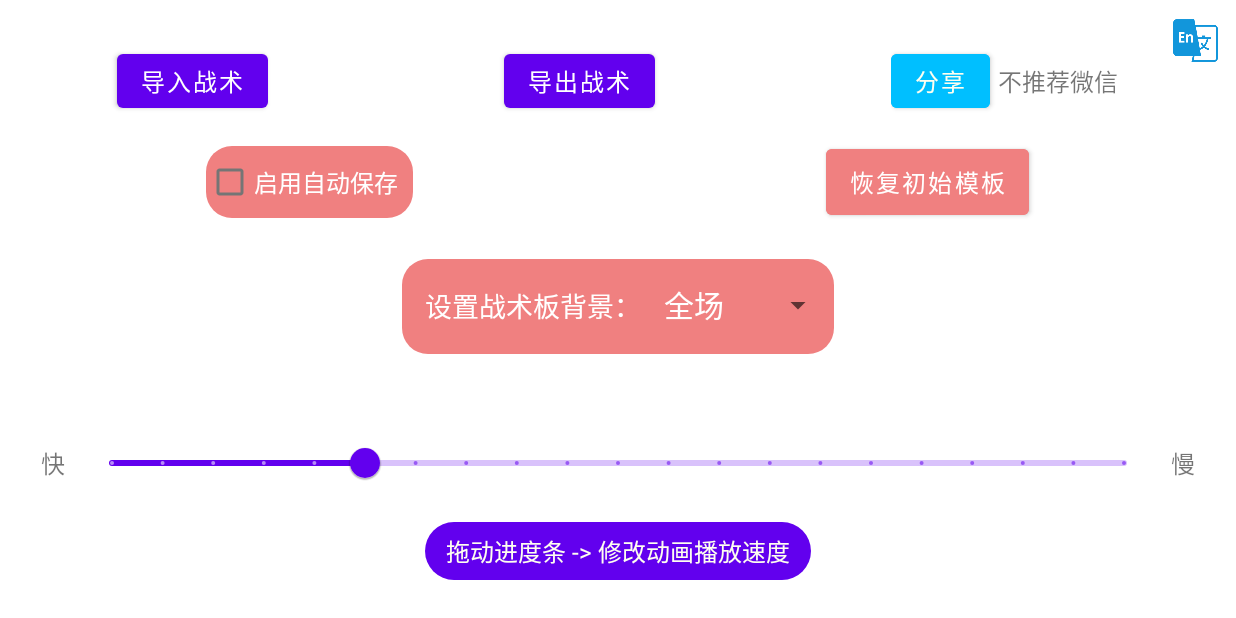
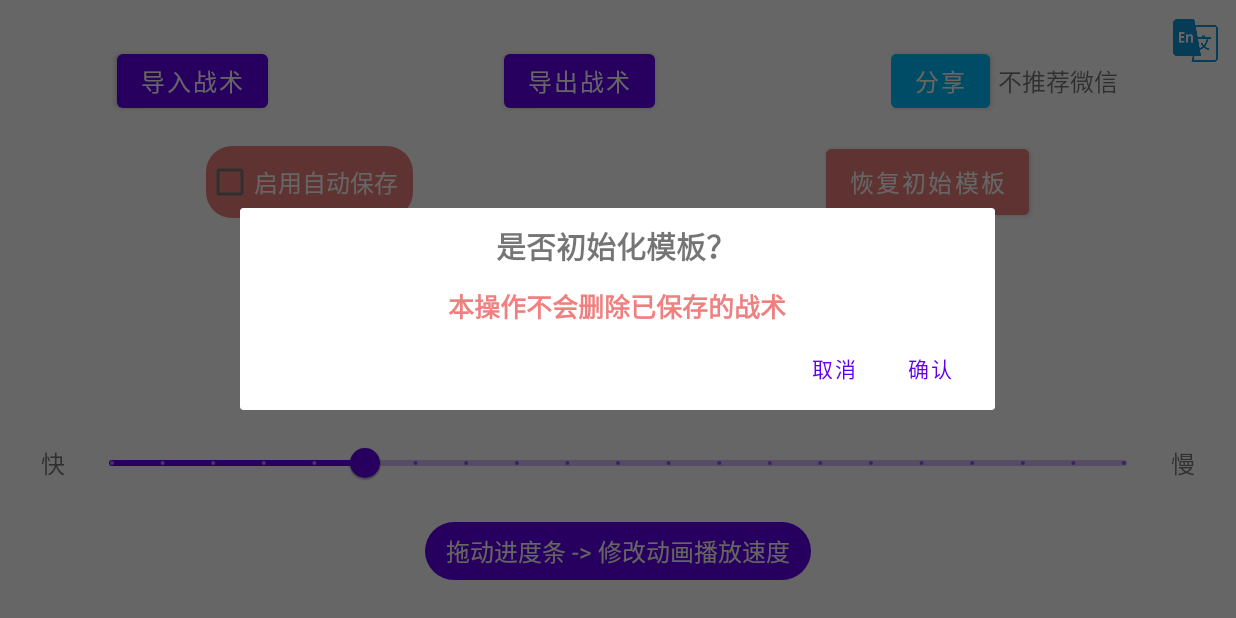
Before and after one commit to jermyhunter/DiscBoard, an Android app: the SettingsFragment screen opened through its navigation route, after a tap on "恢复初始模板", on a phone screen of 824 x 412 dp (held sideways). Run offline under Robolectric (Android 15) with nearby library versions, the phone set to English and light mode, and no system bars; our stand-ins replace navigation-ui.

Commit message:
add templates init double-check dialog

```diff
--- a/app/src/main/java/com/example/discboard/fragments/SettingsFragment.java
+++ b/app/src/main/java/com/example/discboard/fragments/SettingsFragment.java
@@ -69,7 +69,7 @@ public class SettingsFragment extends Fragment implements AdapterView.OnItemSele
     ArrayList<String> mAniTempList;
     ActivityResultLauncher<String> mImportData;
     ExportDialogFragment mExportDialogFragment;
-
+    InitTempDialogFragment mInitTempDialogFragment;
     public SettingsFragment() {
         // Required empty public constructor
     }
@@ -205,10 +205,19 @@ public class SettingsFragment extends Fragment implements AdapterView.OnItemSele
             importDataFile();
         });
 
+
+        mInitTempDialogFragment = new InitTempDialogFragment();
+        mInitTempDialogFragment.setInitTempDialogListener(new InitTempDialogFragment.InitTempDialogListener() {
+            @Override
+            public void onConfirm() {
+                mJsonDataHelper.setBooleanToUserPreferences(USER_DATA_RESET_MARK, true);
+                Toast.makeText(getContext(), R.string.temp_init_success_hint, Toast.LENGTH_LONG).show();
+                Objects.requireNonNull(getActivity()).recreate();
+            }
+        });
         v.findViewById(R.id.init_temp_btn).setOnClickListener(view -> {
-            mJsonDataHelper.setBooleanToUserPreferences(USER_DATA_RESET_MARK, true);
-            getActivity().recreate();
-//            Toast.makeText(getContext(), "模板初始化完成，请重新启动程序！", Toast.LENGTH_LONG).show();
+            // TODO: 模板初始化提示
+            mInitTempDialogFragment.show(getChildFragmentManager(),"Template Initiation");
         });
         /*
          * 导入数据 ->
@@ -495,4 +504,36 @@ public class SettingsFragment extends Fragment implements AdapterView.OnItemSele
             void onExportListener(String file_name);
         }
     }
+
+    public static class InitTempDialogFragment extends DialogFragment {
+        @NonNull
+        @Override
+        public Dialog onCreateDialog(Bundle savedInstanceState) {
+            AlertDialog.Builder builder = new AlertDialog.Builder(getContext());
+            LayoutInflater inflater = Objects.requireNonNull(getActivity()).getLayoutInflater();// * 从 requireActivity() 改为 getActivity()
+            View dialogView = inflater.inflate(R.layout.dialog_init_temp, null);
+
+            builder.setView(dialogView)
+                    .setPositiveButton(R.string.confirm_string, (dialogInterface, i) -> {
+                        mInitTempDialogListener.onConfirm();
+                        dismiss();
+                    })
+                    .setNegativeButton(R.string.cancel_string, (dialogInterface, i) -> {
+                        dismiss();
+                    });
+
+            return builder.create();
+        }
+
+        // handling the export process
+        InitTempDialogListener mInitTempDialogListener;
+
+        public void setInitTempDialogListener(InitTempDialogListener initTempDialogListener) {
+            mInitTempDialogListener = initTempDialogListener;
+        }
+
+        public interface InitTempDialogListener {
+            void onConfirm();
+        }
+    }
 }
--- /dev/null
+++ b/app/src/main/res/layout/dialog_init_temp.xml
@@ -0,0 +1,32 @@
+<?xml version="1.0" encoding="utf-8"?>
+<LinearLayout  xmlns:android="http://schemas.android.com/apk/res/android"
+    xmlns:tools="http://schemas.android.com/tools"
+    android:layout_width="match_parent"
+    android:layout_height="wrap_content"
+    android:gravity="center"
+    android:orientation="vertical"
+    tools:context=".MainActivity"
+    tools:ignore="MissingDefaultResource">
+    <LinearLayout
+        android:layout_marginTop="10dp"
+        android:layout_width="wrap_content"
+        android:layout_height="wrap_content"
+        android:gravity="center|bottom"
+        android:orientation="horizontal">
+        <TextView
+            android:layout_width="wrap_content"
+            android:layout_height="wrap_content"
+            android:text="@string/temp_init_check"
+            android:fontFamily="@font/bold"
+            android:layout_marginEnd="2dp"
+            android:textSize="20sp" />
+    </LinearLayout>
+    <TextView
+        android:layout_marginTop="12dp"
+        android:layout_width="wrap_content"
+        android:layout_height="wrap_content"
+        android:textColor="@color/btn_bg_highlight_color"
+        android:fontFamily="@font/bold"
+        android:text="@string/temp_init_hint"
+        android:textSize="17sp" />
+</LinearLayout>
--- a/app/src/main/res/values/strings.xml
+++ b/app/src/main/res/values/strings.xml
@@ -116,4 +116,7 @@
     <string name="saved_temp_name_string">保存的战术板名称</string>
     <string name="save_name_hint">输入名称，例如：逼边 竖排防守</string>
     <string name="first_launch_hint">飞盘战术板Ver1.2\n主要功能已制作完成</string>
+    <string name="temp_init_check">是否初始化模板？</string>
+    <string name="temp_init_hint">本操作不会删除已保存的战术</string>
+    <string name="temp_init_success_hint">模板初始化完成！</string>
 </resources>
```
Also changed, not shown: 1 other file.
